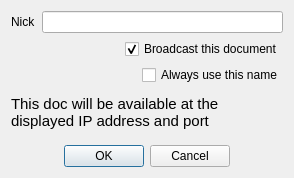
Qt form announcedocumentdialog.ui (bhaskarbagchi/KgpEdit) before a commit.
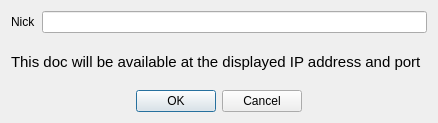
The same form after that commit.

Commit message: fixed announce dialog

```diff
--- a/announcedocumentdialog.ui
+++ b/announcedocumentdialog.ui
@@ -6,8 +6,8 @@
    <rect>
     <x>0</x>
     <y>0</y>
-    <width>294</width>
-    <height>178</height>
+    <width>438</width>
+    <height>123</height>
    </rect>
   </property>
   <property name="windowTitle">
@@ -28,62 +28,11 @@
      </item>
     </layout>
    </item>
-   <item>
-    <layout class="QHBoxLayout" name="horizontalLayout_3">
-     <item>
-      <spacer name="horizontalSpacer_3">
-       <property name="orientation">
-        <enum>Qt::Horizontal</enum>
-       </property>
-       <property name="sizeHint" stdset="0">
-        <size>
-         <width>40</width>
-         <height>20</height>
-        </size>
-       </property>
-      </spacer>
-     </item>
-     <item>
-      <widget class="QCheckBox" name="broadcastCheckBox">
-       <property name="text">
-        <string>Broadcast this document</string>
-       </property>
-       <property name="checked">
-        <bool>true</bool>
-       </property>
-      </widget>
-     </item>
-    </layout>
-   </item>
    <item>
     <layout class="QVBoxLayout" name="verticalLayout">
      <property name="spacing">
       <number>0</number>
      </property>
-     <item>
-      <layout class="QHBoxLayout" name="horizontalLayout_2">
-       <item>
-        <spacer name="horizontalSpacer_2">
-         <property name="orientation">
-          <enum>Qt::Horizontal</enum>
-         </property>
-         <property name="sizeHint" stdset="0">
-          <size>
-           <width>40</width>
-           <height>20</height>
-          </size>
-         </property>
-        </spacer>
-       </item>
-       <item>
-        <widget class="QCheckBox" name="alwaysUseCheckBox">
-         <property name="text">
-          <string>Always use this name</string>
-         </property>
-        </widget>
-       </item>
-      </layout>
-     </item>
      <item>
       <widget class="QLabel" name="prefrencesLabel">
        <property name="font">
```
The commit also changes 6 other files.
